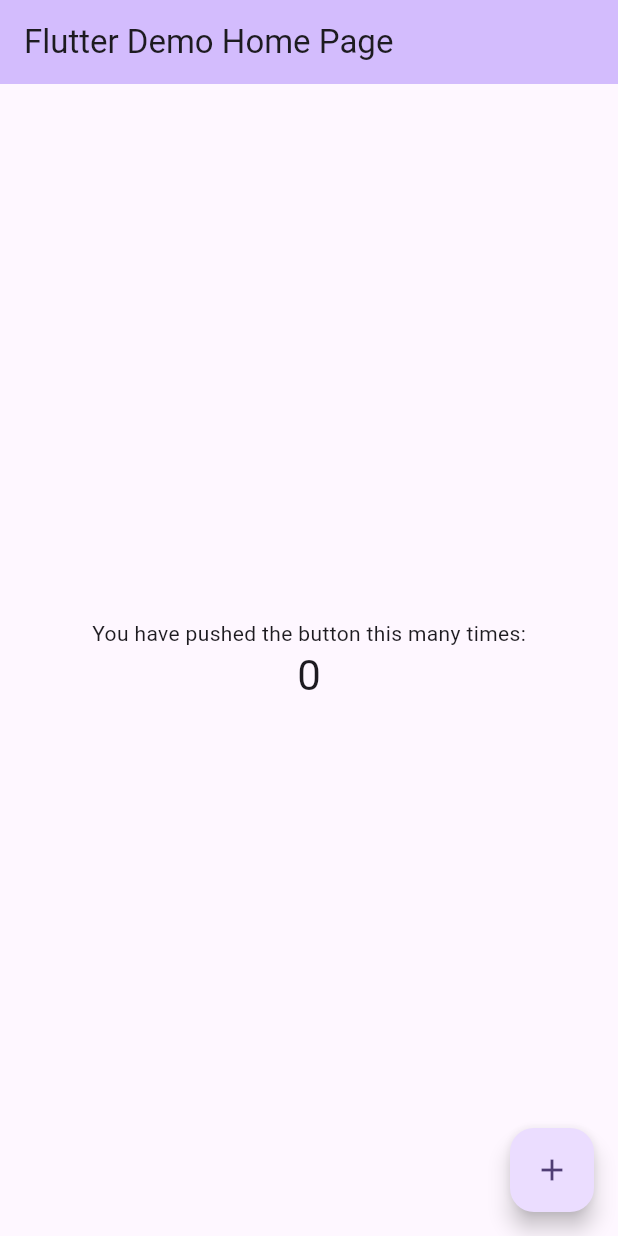
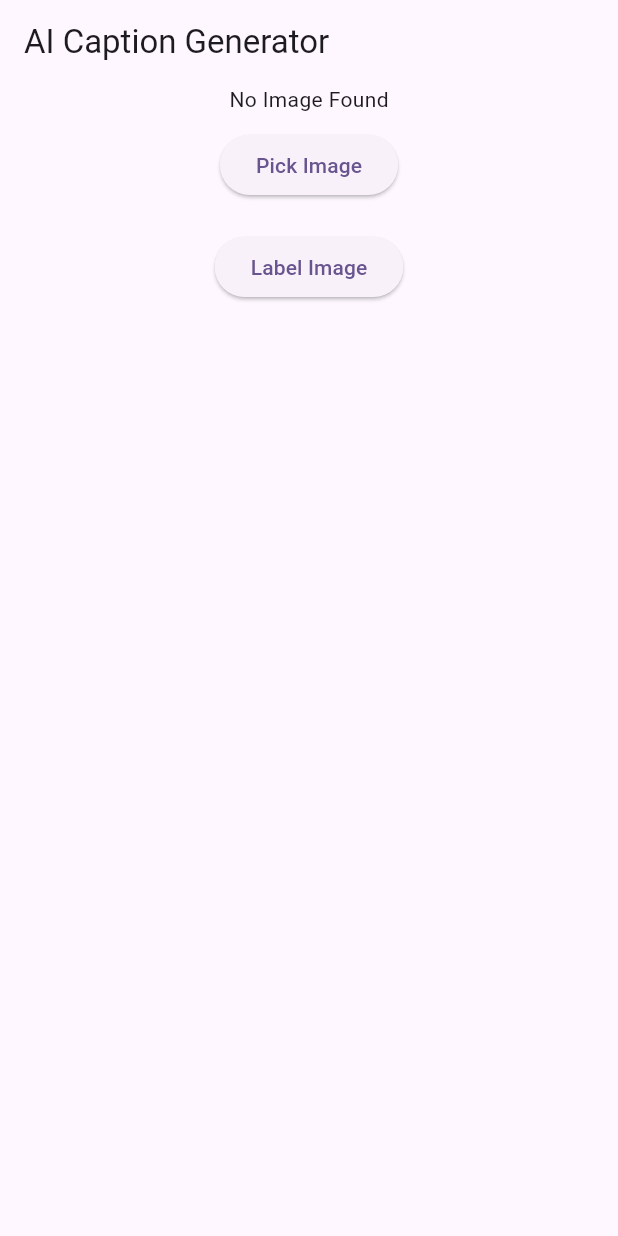
Before and after one commit to chathudilzo/google_mlkit_image_labeling_app, a Flutter app: the screen it shows after launch, on a phone screen of 412 x 824 dp. Run offline on Flutter 3.47's test engine with Material 2 defaults, Android fonts, the phone set to English and light mode, and no system bars; our stand-ins replace get, image_picker; missing offline and left inert: google_ml_kit.

Commit message:
image_labeling complete

```diff
--- /dev/null
+++ b/lib/controllers/image_label_controller.dart
@@ -0,0 +1,44 @@
+import 'dart:io';
+
+import 'package:get/get.dart';
+import 'package:google_ml_kit/google_ml_kit.dart';
+import 'package:image_picker/image_picker.dart';
+
+class ImageLabelController extends GetxController{
+  RxList<ImageLabel> labels=<ImageLabel>[].obs;
+  Rx<File?> image=Rx<File?>(null);
+
+
+  Future<void> pickImage()async{
+    try{
+      final imagePicker=ImagePicker();
+    final pickedImage=await imagePicker.pickImage(source: ImageSource.gallery);
+
+    if(pickedImage!=null){
+      image.value=File(pickedImage.path);
+      labels.clear();
+    }
+    }catch(error){
+      print(error.toString());
+
+    }
+  }
+
+  Future<void> labelImage()async{
+    try{
+      if(image.value!=null){
+
+      final inputImage=InputImage.fromFile(image.value!);
+      final imageLabeler=GoogleMlKit.vision.imageLabeler();
+
+      final List<ImageLabel>detectedLabels=await imageLabeler.processImage(inputImage);
+      print(detectedLabels);
+      labels.value=detectedLabels;
+
+      imageLabeler.close();
+    }
+    }catch(error){
+      print('ERROR:::'+error.toString());
+    }
+  }
+}
--- a/lib/main.dart
+++ b/lib/main.dart
@@ -1,6 +1,9 @@
 import 'package:flutter/material.dart';
+import 'package:get/get.dart';
+import 'package:google_mlkit_image_labeling_app/controllers/image_label_controller.dart';
 
 void main() {
+  Get.put(ImageLabelController());
   runApp(const MyApp());
 }
 
@@ -10,116 +13,59 @@ class MyApp extends StatelessWidget {
   // This widget is the root of your application.
   @override
   Widget build(BuildContext context) {
-    return MaterialApp(
+
+
+    return GetMaterialApp(
       title: 'Flutter Demo',
       theme: ThemeData(
-        // This is the theme of your application.
-        //
-        // TRY THIS: Try running your application with "flutter run". You'll see
-        // the application has a blue toolbar. Then, without quitting the app,
-        // try changing the seedColor in the colorScheme below to Colors.green
-        // and then invoke "hot reload" (save your changes or press the "hot
-        // reload" button in a Flutter-supported IDE, or press "r" if you used
-        // the command line to start the app).
-        //
-        // Notice that the counter didn't reset back to zero; the application
-        // state is not lost during the reload. To reset the state, use hot
-        // restart instead.
-        //
-        // This works for code too, not just values: Most code changes can be
-        // tested with just a hot reload.
+
         colorScheme: ColorScheme.fromSeed(seedColor: Colors.deepPurple),
         useMaterial3: true,
       ),
-      home: const MyHomePage(title: 'Flutter Demo Home Page'),
+      home: const MyHomePage(),
     );
   }
 }
 
 class MyHomePage extends StatefulWidget {
-  const MyHomePage({super.key, required this.title});
-
-  // This widget is the home page of your application. It is stateful, meaning
-  // that it has a State object (defined below) that contains fields that affect
-  // how it looks.
-
-  // This class is the configuration for the state. It holds the values (in this
-  // case the title) provided by the parent (in this case the App widget) and
-  // used by the build method of the State. Fields in a Widget subclass are
-  // always marked "final".
-
-  final String title;
+  const MyHomePage({super.key});
 
   @override
   State<MyHomePage> createState() => _MyHomePageState();
 }
 
 class _MyHomePageState extends State<MyHomePage> {
-  int _counter = 0;
-
-  void _incrementCounter() {
-    setState(() {
-      // This call to setState tells the Flutter framework that something has
-      // changed in this State, which causes it to rerun the build method below
-      // so that the display can reflect the updated values. If we changed
-      // _counter without calling setState(), then the build method would not be
-      // called again, and so nothing would appear to happen.
-      _counter++;
-    });
-  }
+  final ImageLabelController controller=Get.find();
 
   @override
   Widget build(BuildContext context) {
-    // This method is rerun every time setState is called, for instance as done
-    // by the _incrementCounter method above.
-    //
-    // The Flutter framework has been optimized to make rerunning build methods
-    // fast, so that you can just rebuild anything that needs updating rather
-    // than having to individually change instances of widgets.
     return Scaffold(
       appBar: AppBar(
-        // TRY THIS: Try changing the color here to a specific color (to
-        // Colors.amber, perhaps?) and trigger a hot reload to see the AppBar
-        // change color while the other colors stay the same.
-        backgroundColor: Theme.of(context).colorScheme.inversePrimary,
-        // Here we take the value from the MyHomePage object that was created by
-        // the App.build method, and use it to set our appbar title.
-        title: Text(widget.title),
+        title: Text('AI Caption Generator'),
       ),
-      body: Center(
-        // Center is a layout widget. It takes a single child and positions it
-        // in the middle of the parent.
+      body: SingleChildScrollView(
         child: Column(
-          // Column is also a layout widget. It takes a list of children and
-          // arranges them vertically. By default, it sizes itself to fit its
-          // children horizontally, and tries to be as tall as its parent.
-          //
-          // Column has various properties to control how it sizes itself and
-          // how it positions its children. Here we use mainAxisAlignment to
-          // center the children vertically; the main axis here is the vertical
-          // axis because Columns are vertical (the cross axis would be
-          // horizontal).
-          //
-          // TRY THIS: Invoke "debug painting" (choose the "Toggle Debug Paint"
-          // action in the IDE, or press "p" in the console), to see the
-          // wireframe for each widget.
-          mainAxisAlignment: MainAxisAlignment.center,
-          children: <Widget>[
-            const Text(
-              'You have pushed the button this many times:',
+          children: [
+            Obx(() =>controller.image.value==null? Text('No Image Found')
+            :Image.file(controller.image.value!)
             ),
-            Text(
-              '$_counter',
-              style: Theme.of(context).textTheme.headlineMedium,
+            SizedBox(height: 10,),
+            ElevatedButton(onPressed: (){
+              controller.pickImage();
+            }, child: Text('Pick Image')
             ),
+            SizedBox(height: 20,),
+            ElevatedButton(onPressed: (){
+              controller.labelImage();
+            }, child: Text('Label Image')),
+            SizedBox(height: 20,),
+            Obx(() => controller.labels.isNotEmpty?Column(
+              children: controller.labels.map((label) =>Text(label.label)).toList(),
+            ):Container()
+            )
           ],
         ),
       ),
-      floatingActionButton: FloatingActionButton(
-        onPressed: _incrementCounter,
-        tooltip: 'Increment',
-        child: const Icon(Icons.add),
-      ), // This trailing comma makes auto-formatting nicer for build methods.
     );
   }
 }
```
Also changed, not shown: pubspec.yaml (+9 -1 lines), pubspec.lock, 8 other files.
